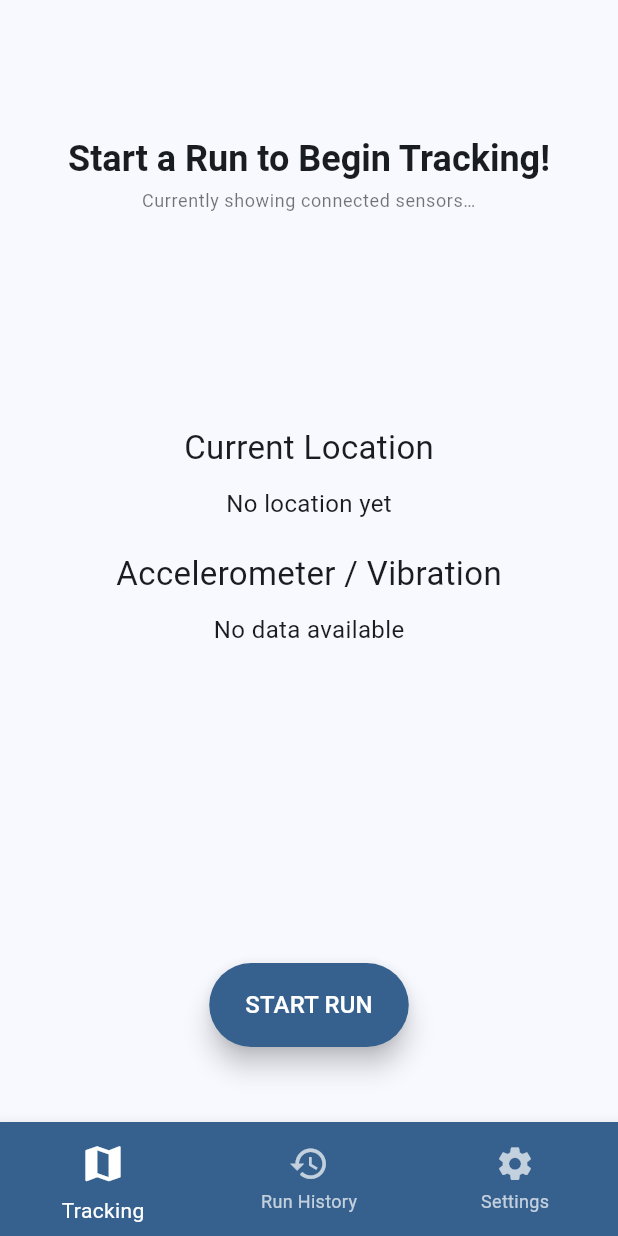
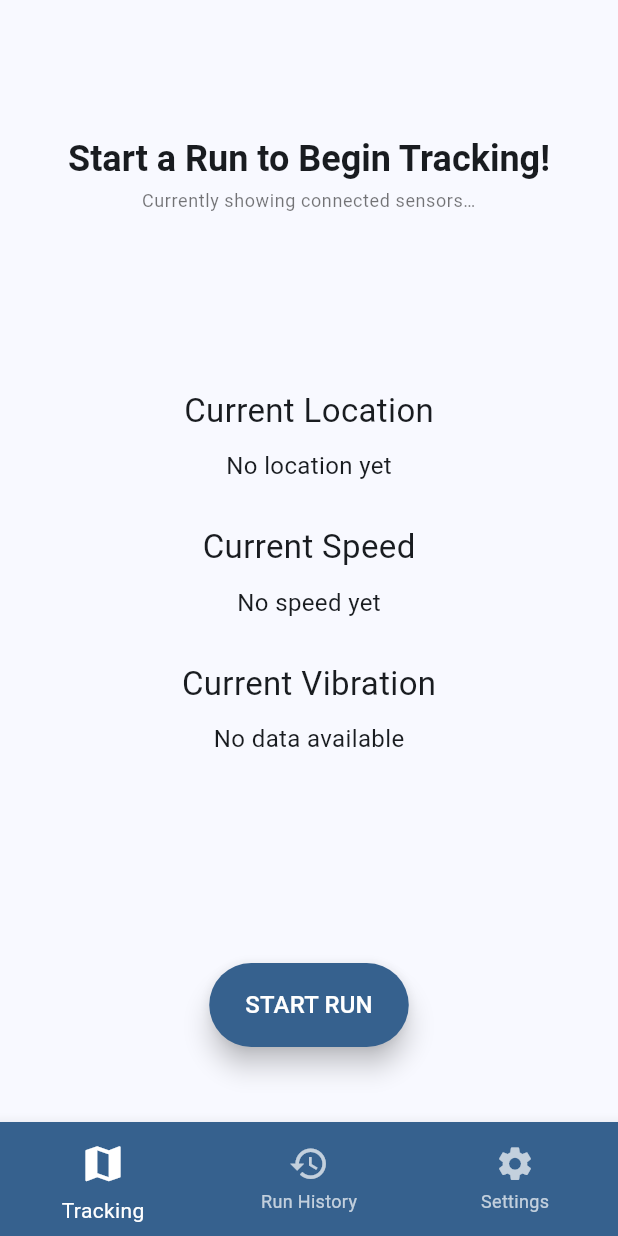
Before and after one commit to MoLeWa-Platform/road-quality-tracker, a Flutter app: the screen it shows after launch, after a tap on "Ask for Permissions", on a phone screen of 412 x 824 dp. Run offline on Flutter 3.47's test engine with Material 3 defaults, Android fonts, the phone set to English and light mode, and no system bars; our stand-ins replace file_picker, flutter_local_notifications, flutter_secure_storage, hive, hive_flutter, location and 4 more; missing offline and left inert: android_intent_plus, flutter_background_service; accounts and stored records are empty; network calls fail.

Commit message:
update visual feedback for tracking

```diff
--- a/lib/pages/history_page.dart
+++ b/lib/pages/history_page.dart
@@ -163,7 +163,7 @@ class _HistoryPageState extends State<HistoryPage> {
                             IconButton(
                                 icon: Icon(
                                   run.isSynced ? Icons.cloud_done : Icons.cloud_upload,
-                                  color: run.isSynced ? Colors.green : Colors.grey,
+                                  color: run.isSynced ? Colors.green[800] : Colors.grey,
                                   size: 20,
                                 ),
                                 tooltip: "Sync status",
@@ -192,7 +192,7 @@ class _HistoryPageState extends State<HistoryPage> {
                               IconButton(
                                 icon: Icon(
                                   run.isSynced ? Icons.cloud_done : Icons.cloud_upload,
-                                  color: run.isSynced ? Colors.green : Colors.grey,
+                                  color: run.isSynced ? Colors.green[800] : Colors.grey,
                                   size: 20,
                                 ),
                                 tooltip: "Sync status",
--- a/lib/pages/home_page.dart
+++ b/lib/pages/home_page.dart
@@ -68,7 +68,7 @@ class _HomePageState extends State<HomePage> {
                         Positioned(
                           top: 4,
                           right: 4,
-                          child: Icon(Icons.circle, size: 10, color: Colors.green),
+                          child: Icon(Icons.circle, size: 10, color:Colors.green[800]),
                         ),
                     ],
                   ),
--- a/lib/pages/tracking_page.dart
+++ b/lib/pages/tracking_page.dart
@@ -12,7 +12,11 @@ import '../services/run_history_provider.dart';
 class TrackingPage extends StatefulWidget {
   final RunTracker runTracker;
   final FlutterBackgroundService backgroundService;
-  const TrackingPage({super.key, required this.runTracker, required this.backgroundService});
+  const TrackingPage({
+    super.key,
+    required this.runTracker,
+    required this.backgroundService,
+  });
 
   @override
   State<TrackingPage> createState() => _TrackingPageState();
@@ -48,7 +52,7 @@ class _TrackingPageState extends State<TrackingPage> {
               content: Column(
                 mainAxisSize: MainAxisSize.min,
                 children: [
-                  SizedBox(height: 20,),
+                  SizedBox(height: 20),
                   Row(
                     mainAxisAlignment: MainAxisAlignment.spaceEvenly,
                     children: [
@@ -63,13 +67,19 @@ class _TrackingPageState extends State<TrackingPage> {
                             Icon(
                               Icons.directions_bike,
                               size: 35,
-                              color: selected == 'Bike' ? Theme.of(context).colorScheme.primary : Colors.grey,
+                              color:
+                                  selected == 'Bike'
+                                      ? Theme.of(context).colorScheme.primary
+                                      : Colors.grey,
                             ),
                             SizedBox(height: 6),
-                            Text('Bike',
-                              style: Theme.of(context).textTheme.bodyLarge?.copyWith(
-                                fontSize:  14,
-                                fontWeight: FontWeight.w400
+                            Text(
+                              'Bike',
+                              style: Theme.of(
+                                context,
+                              ).textTheme.bodyLarge?.copyWith(
+                                fontSize: 14,
+                                fontWeight: FontWeight.w400,
                               ),
                             ),
                           ],
@@ -86,13 +96,19 @@ class _TrackingPageState extends State<TrackingPage> {
                             Icon(
                               Icons.directions_car_rounded,
                               size: 35,
-                              color: selected == 'Car' ? Theme.of(context).colorScheme.primary : Colors.grey,
+                              color:
+                                  selected == 'Car'
+                                      ? Theme.of(context).colorScheme.primary
+                                      : Colors.grey,
                             ),
                             SizedBox(height: 6),
-                            Text('Car',
-                              style: Theme.of(context).textTheme.bodyLarge?.copyWith(
-                                fontSize:  14,
-                                fontWeight: FontWeight.w400
+                            Text(
+                              'Car',
+                              style: Theme.of(
+                                context,
+                              ).textTheme.bodyLarge?.copyWith(
+                                fontSize: 14,
+                                fontWeight: FontWeight.w400,
                               ),
                             ),
                           ],
@@ -108,9 +124,13 @@ class _TrackingPageState extends State<TrackingPage> {
                   child: Text('Cancel'),
                 ),
                 ElevatedButton(
-                  onPressed: selected != null ? () => Navigator.pop(context, selected) : null,
+                  onPressed:
+                      selected != null
+                          ? () => Navigator.pop(context, selected)
+                          : null,
                   style: ElevatedButton.styleFrom(
-                    backgroundColor: selected != null
+                    backgroundColor:
+                        selected != null
                             ? Theme.of(context).colorScheme.primary
                             : Colors.grey,
                     foregroundColor: Colors.white,
@@ -127,13 +147,22 @@ class _TrackingPageState extends State<TrackingPage> {
 
   void toggleRun() {
     if (runTracker.isReady) {
-      if (RunTracker.runIsActive.value) { // stop run
+      if (RunTracker.runIsActive.value) {
+        // stop run
         Run? completedRun = runTracker.endRun();
         backgroundService.invoke('stopForeground');
         if (completedRun != null) {
           context.read<RunHistoryProvider>().addRun(completedRun);
+          ScaffoldMessenger.of(context).showSnackBar(
+            SnackBar(
+              content: Text("Saved! Check your run history.", textAlign: TextAlign.center,),
+              duration: Duration(seconds: 1),
+              backgroundColor: Theme.of(context).colorScheme.secondary,
+            ),
+          );
         }
-      } else { // start run
+      } else {
+        // start run
         backgroundService.invoke('startAsForeground');
         selectVehicleType(context).then((vehicleType) {
           if (vehicleType != null) {
@@ -147,12 +176,15 @@ class _TrackingPageState extends State<TrackingPage> {
     } else {
       ScaffoldMessenger.of(context).showSnackBar(
         SnackBar(
-        content: Text("We can't access your location. Please check the app's permissions in your system settings."),
+          content: Text(
+            "We can't access your location. Please check the app's permissions in your system settings.",
+          ),
           duration: Duration(seconds: 4),
           behavior: SnackBarBehavior.fixed,
           backgroundColor: Theme.of(context).colorScheme.error,
         ),
-    );}
+      );
+    }
   }
 
   @override
@@ -162,8 +194,10 @@ class _TrackingPageState extends State<TrackingPage> {
       valueListenable: RunTracker.runIsActive,
       builder: (context, runIsActive, _) {
         String buttonText = runIsActive ? 'END RUN' : 'START RUN';
-        Color buttonColor = runIsActive ? appColorScheme.secondary : appColorScheme.primary;
-        Color buttonTextColor = runIsActive ? appColorScheme.onSecondary : appColorScheme.onPrimary;
+        Color buttonColor =
+            runIsActive ? appColorScheme.secondary : appColorScheme.primary;
+        Color buttonTextColor =
+            runIsActive ? appColorScheme.onSecondary : appColorScheme.onPrimary;
 
         return Scaffold(
           backgroundColor: Theme.of(context).colorScheme.surfaceBright,
@@ -172,19 +206,26 @@ class _TrackingPageState extends State<TrackingPage> {
             children: [
               SafeArea(
                 child: Padding(
-                  padding: const EdgeInsets.only(top: 90.0, left: 16.0, right: 16.0, bottom: 16.0),
+                  padding: const EdgeInsets.only(
+                    top: 90.0,
+                    left: 16.0,
+                    right: 16.0,
+                    bottom: 16.0,
+                  ),
                   child: Column(
                     children: [
                       if (!runIsActive) ...[
                         Text(
                           'Start a Run to Begin Tracking!',
-                          style: Theme.of(context).textTheme.headlineSmall?.copyWith(fontWeight: FontWeight.bold),
+                          style: Theme.of(context).textTheme.headlineSmall
+                              ?.copyWith(fontWeight: FontWeight.bold),
                           textAlign: TextAlign.center,
                         ),
                         SizedBox(height: 4),
                         Text(
                           'Currently showing connected sensors…',
-                          style: Theme.of(context).textTheme.bodySmall?.copyWith(color: Colors.black54),
+                          style: Theme.of(context).textTheme.bodySmall
+                              ?.copyWith(color: Colors.black54),
                           textAlign: TextAlign.center,
                         ),
                         SizedBox(height: 25),
@@ -192,13 +233,15 @@ class _TrackingPageState extends State<TrackingPage> {
                       if (runIsActive) ...[
                         Text(
                           'Tracking in Progress',
-                          style: Theme.of(context).textTheme.headlineSmall?.copyWith(fontWeight: FontWeight.bold),
+                          style: Theme.of(context).textTheme.headlineSmall
+                              ?.copyWith(fontWeight: FontWeight.bold),
                           textAlign: TextAlign.center,
                         ),
                         SizedBox(height: 4),
                         Text(
                           'Monitoring movement and location…',
-                          style: Theme.of(context).textTheme.bodySmall?.copyWith(color: Colors.black54),
+                          style: Theme.of(context).textTheme.bodySmall
+                              ?.copyWith(color: Colors.black54),
                           textAlign: TextAlign.center,
                         ),
                         SizedBox(height: 25),
@@ -210,29 +253,7 @@ class _TrackingPageState extends State<TrackingPage> {
               if (!runIsActive)
                 Expanded(
                   child: Center(
-                    child: Column(
-                      mainAxisAlignment: MainAxisAlignment.start,
-                      crossAxisAlignment: CrossAxisAlignment.center,
-                      children: [
-                        SizedBox(height: 50),
-                        ValueListenableBuilder<LocationSpec?>(
-                          valueListenable: runTracker.currentRawLocation,
-                          builder: (context, loc, _) {
-                            return PlainCoordinateOutput(location: loc);
-                          },
-                        ),
-                        ValueListenableBuilder<List<AccelerometerEvent>>(
-                          valueListenable: runTracker.currentRawVibration,
-                          builder: (context, vib, _) {
-                            return PlainSensorOutput(
-                              type: 'Accelerometer / Vibration',
-                              valueList: vib,
-                              runIsActive: runIsActive,
-                            );
-                          },
-                        ),
-                      ],
-                    ),
+                    child: PreRunSensorCard(runTracker: runTracker),
                   ),
                 ),
               if (runIsActive)
@@ -240,12 +261,18 @@ class _TrackingPageState extends State<TrackingPage> {
                   child: Center(
                     child: ValueListenableBuilder<RunPoint?>(
                       valueListenable: runTracker.lastPoint,
-                      builder: (context, point, _) => Center(
+                      builder:
+                          (context, point, _) => Center(
                             child: Column(
                               mainAxisAlignment: MainAxisAlignment.start,
                               children: [
                                 SizedBox(height: 50),
-                            if (runIsActive) buildLiveSensorCard(context, point, vehicleType),
+                                  buildRunSensorCard(
+                                    context,
+                                    runTracker.activeRun!,
+                                    point,
+                                    vehicleType,
+                                  ),
                               ],
                             ),
                           ),
@@ -264,7 +291,10 @@ class _TrackingPageState extends State<TrackingPage> {
                       foregroundColor: buttonTextColor,
                       textStyle: Theme.of(context).textTheme.titleMedium,
                       elevation: 7,
-                      padding: const EdgeInsets.symmetric(horizontal: 24.0, vertical: 16.0),
+                      padding: const EdgeInsets.symmetric(
+                        horizontal: 24.0,
+                        vertical: 16.0,
+                      ),
                       shape: const StadiumBorder(),
                     ),
                     child: Text(buttonText),
@@ -289,7 +319,6 @@ class PlainCoordinateOutput extends StatelessWidget {
   Widget build(BuildContext context) {
     return Column(
       children: [
-        SizedBox(height: 50),
         Text('Current Location', style: TextStyle(fontSize: 22)),
         SizedBox(height: 10),
         if (location != null)
@@ -306,28 +335,56 @@ class PlainCoordinateOutput extends StatelessWidget {
   }
 }
 
+class PlainValueOutput extends StatelessWidget {
+  final String identifier;
+  final double? value;
+  final String unit;
+
+  const PlainValueOutput({
+    super.key,
+    required this.identifier,
+    required this.unit,
+    this.value,
+  });
+
+  @override
+  Widget build(BuildContext context) {
+    return Column(
+      children: [
+        Text('Current $identifier', style: TextStyle(fontSize: 22)),
+        SizedBox(height: 10),
+        if (value != null)
+          Text(
+            '${value!.toStringAsFixed(2)} $unit',
+            style: TextStyle(fontSize: 16),
+            textAlign: TextAlign.center,
+          )
+        else
+          Text(
+            'No ${identifier.toLowerCase()} yet',
+            style: TextStyle(fontSize: 16),
+          ),
+        SizedBox(height: 10),
+      ],
+    );
+  }
+}
+
 class PlainSensorOutput extends StatelessWidget {
   const PlainSensorOutput({
     super.key,
     required this.type,
     required this.valueList,
-      required this.runIsActive
   });
 
   final String type;
   final List valueList;
-    final bool runIsActive;
 
   @override
   Widget build(BuildContext context) {
     return Column(
-                children: !runIsActive ?
-                [
-                  SizedBox(height: 10),
-                  Text(
-                    type,
-                    style: TextStyle(fontSize: 22),
-                  ),
+      children: [
+        Text(type, style: TextStyle(fontSize: 22)),
         SizedBox(height: 10),
         if (valueList.isNotEmpty)
           Text(
@@ -339,25 +396,82 @@ class PlainSensorOutput extends StatelessWidget {
         else
           Text('No data available', style: TextStyle(fontSize: 16)),
         SizedBox(height: 10),
-                  ]
-                : [],
+      ],
     );
   }
 }
 
-Widget buildLiveSensorCard(BuildContext context, RunPoint? point, String? vehicleType) {
-  final labelStyle = Theme.of(context).textTheme.bodyLarge?.copyWith(fontWeight: FontWeight.w600);
-  final valueStyle = Theme.of(context).textTheme.bodyMedium?.copyWith(color: Colors.black87);
-  final monoStyle = TextStyle(fontFamily: 'monospace', color: Colors.black87);
+class PreRunSensorCard extends StatelessWidget {
+  final RunTracker runTracker;
 
-  Widget buildRow(String label, String? value) {
+  const PreRunSensorCard({super.key, required this.runTracker});
+
+  @override
+  Widget build(BuildContext context) {
+    return Center(
+      child: Column(
+        mainAxisAlignment: MainAxisAlignment.start,
+        crossAxisAlignment: CrossAxisAlignment.center,
+        children: [
+          SizedBox(height: 75),
+          ValueListenableBuilder<LocationSpec?>(
+            valueListenable: runTracker.currentRawLocation,
+            builder: (context, loc, _) {
+              return PlainCoordinateOutput(location: loc);
+            },
+          ),
+          SizedBox(height: 17),
+          ValueListenableBuilder<double?>(
+            valueListenable: runTracker.currentRawSpeed,
+            builder: (context, speed, _) {
+              return PlainValueOutput(
+                identifier: 'Speed',
+                value: speed,
+                unit: 'km/h',
+              );
+            },
+          ),
+          SizedBox(height: 17),
+          ValueListenableBuilder<List<AccelerometerEvent>>(
+            valueListenable: runTracker.currentRawVibration,
+            builder: (context, vib, _) {
+              return PlainSensorOutput(
+                type: 'Current Vibration',
+                valueList: vib,
+              );
+            },
+          ),
+        ],
+      ),
+    );
+  }
+}
+
+Widget buildRunSensorCard (
+  BuildContext context,
+  Run run,
+  RunPoint? point,
+  String? vehicleType,
+) {
+  final labelStyle = Theme.of(
+    context,
+  ).textTheme.bodyLarge?.copyWith(fontWeight: FontWeight.w600, fontSize: 16);
+  final valueStyle = Theme.of(
+    context,
+  ).textTheme.bodyMedium?.copyWith(color: Colors.black87, fontSize: 16);
+  final monoStyle = TextStyle(color: Colors.black87, fontSize: 16);
+
+  Widget buildRow(String label, String? value, [Color? color]) {
     return Padding(
       padding: const EdgeInsets.symmetric(vertical: 2),
       child: Row(
         mainAxisAlignment: MainAxisAlignment.spaceBetween,
         children: [
           Text(label, style: labelStyle),
-          Text(value ?? '--', style: valueStyle),
+          Text(
+            value ?? '--',
+            style: color!=null ? valueStyle?.copyWith(color: color, fontWeight: FontWeight.w600, fontSize: 17) : valueStyle,
+          ),
         ],
       ),
     );
@@ -374,9 +488,18 @@ Widget buildLiveSensorCard(BuildContext context, RunPoint? point, String? vehicl
           Row(
             mainAxisAlignment: MainAxisAlignment.spaceBetween,
             children: [
-              Text("\t x: ${v?.xCoordinate.toStringAsFixed(2) ?? '0.00'}", style: monoStyle),
-              Text("y: ${v?.yCoordinate.toStringAsFixed(2) ?? '0.00'}", style: monoStyle),
-              Text("z: ${v?.zCoordinate.toStringAsFixed(2) ?? '0.00'}", style: monoStyle),
+              Text(
+                "\t x: ${v?.xCoordinate.toStringAsFixed(2) ?? '0.00'}",
+                style: monoStyle,
+              ),
+              Text(
+                "y: ${v?.yCoordinate.toStringAsFixed(2) ?? '0.00'}",
+                style: monoStyle,
+              ),
+              Text(
+                "z: ${v?.zCoordinate.toStringAsFixed(2) ?? '0.00'}",
+                style: monoStyle,
+              ),
             ],
           ),
         ],
@@ -396,15 +519,29 @@ Widget buildLiveSensorCard(BuildContext context, RunPoint? point, String? vehicl
           Row(
             mainAxisAlignment: MainAxisAlignment.spaceBetween,
             children: [
-              Text("Last Point", style: Theme.of(context).textTheme.titleLarge?.copyWith(color: Theme.of(context).colorScheme.secondary, fontWeight: FontWeight.w400)),
+              Text(
+                "Last Point",
+                style: Theme.of(context).textTheme.titleLarge?.copyWith(
+                  color: Theme.of(context).colorScheme.primary,
+                  fontWeight: FontWeight.w600,
+                  fontSize: 19
+                ),
+              ),
               if (vehicleType == 'Bike')
-                Icon(Icons.directions_bike, color: Theme.of(context).colorScheme.secondary),
+                Icon(
+                  Icons.directions_bike,
+                  color: Theme.of(context).colorScheme.primary,
+                ),
               if (vehicleType == 'Car')
-                Icon(Icons.directions_car, color: Theme.of(context).colorScheme.secondary),
+                Icon(
+                  Icons.directions_car,
+                  color: Theme.of(context).colorScheme.primary,
+                ),
             ],
           ),
           Divider(),
-          buildRow("Time", point?.timestamp.toString()),
+          buildRow("Timestamp", point?.timestamp.toString()),
+          buildRow("Passed Time", run.getFormattedDuration()),
           buildRow("Speed", "${point?.speed.toStringAsFixed(1) ?? '0.0'} km/h"),
           SizedBox(height: 4),
           Text("Location", style: labelStyle),
@@ -412,7 +549,7 @@ Widget buildLiveSensorCard(BuildContext context, RunPoint? point, String? vehicl
           Row(
             mainAxisAlignment: MainAxisAlignment.spaceBetween,
             children: [
-              Text("\t Latitude:"),
+              Text("\t Latitude:", style: monoStyle,),
               Expanded(
                 child: Text(
                   point?.location.latitude.toStringAsFixed(6) ?? '--',
@@ -425,7 +562,7 @@ Widget buildLiveSensorCard(BuildContext context, RunPoint? point, String? vehicl
           Row(
             mainAxisAlignment: MainAxisAlignment.spaceBetween,
             children: [
-              Text("\t Longitude:"),
+              Text("\t Longitude:", style: monoStyle,),
               Expanded(
                 child: Text(
                   point?.location.longitude.toStringAsFixed(6) ?? '--',
@@ -437,6 +574,11 @@ Widget buildLiveSensorCard(BuildContext context, RunPoint? point, String? vehicl
           ),
           SizedBox(height: 12),
           buildVectorRow("Vibration", point?.vibrationSpec),
+          buildRow(
+            "Vibration Magnitude",
+            point?.getVibMagnitude(),
+            Theme.of(context).colorScheme.primary,
+          ),
         ],
       ),
     ),
--- a/lib/services/run_history_provider.dart
+++ b/lib/services/run_history_provider.dart
@@ -63,7 +63,7 @@ class RunHistoryProvider with ChangeNotifier {
           content: Text('Upload successful!'),
           duration: Duration(seconds: 2),
           behavior: SnackBarBehavior.fixed,
-          backgroundColor: Colors.green,
+          backgroundColor: Colors.green[800],
         ),
       );
     }
```
Lines whose indentation alone changed are shown as unchanged.
